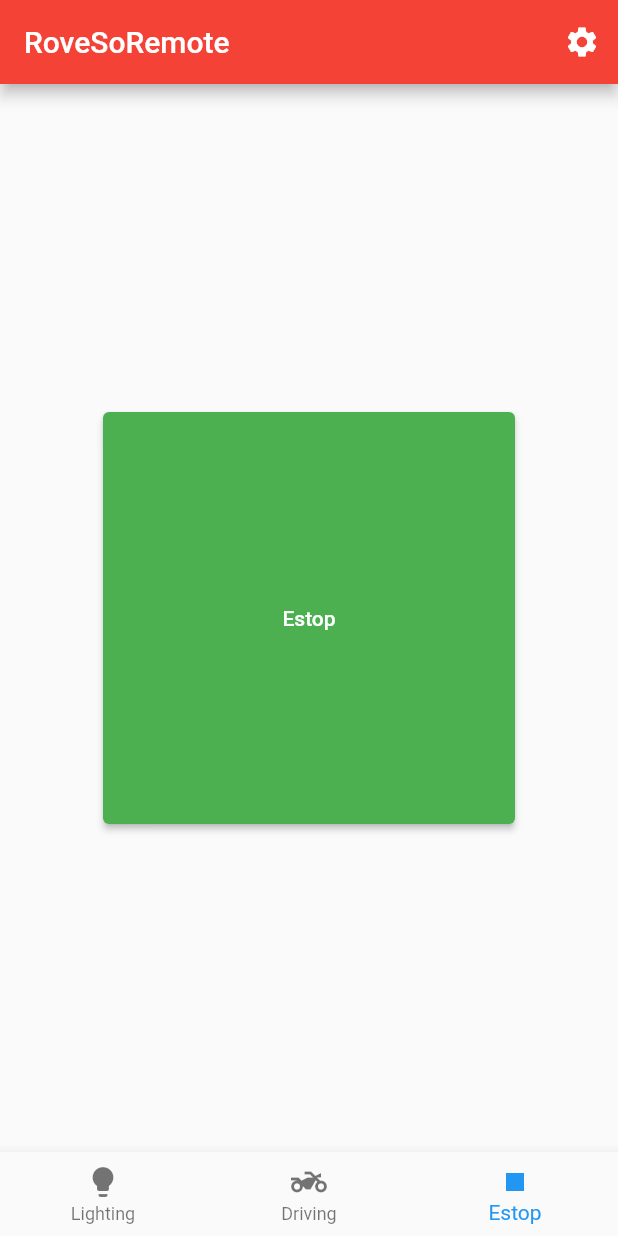
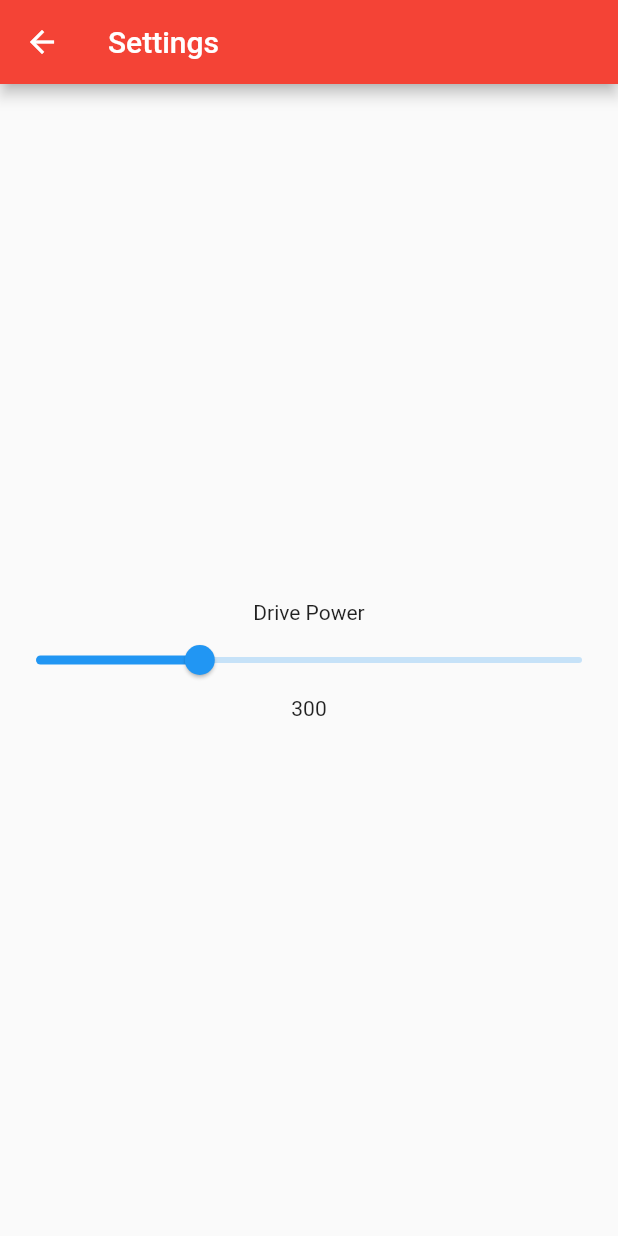
Before and after one commit to MissouriMRDT/RoveSoRemote, a Flutter app: the screen it shows after launch, item 3 of the bottom bar chosen, after a tap on the "settings" icon, on a phone screen of 412 x 824 dp. Run offline on Flutter 3.47's test engine with Material 2 defaults, Android fonts, the light colour scheme and no system bars; our stand-ins replace flutter_colorpicker; missing offline and left inert: control_pad.

Commit message:
Drive speed settings are now configurable

```diff
--- a/rove_so_remote/lib/components/Drive.dart
+++ b/rove_so_remote/lib/components/Drive.dart
@@ -2,9 +2,11 @@ import 'dart:async';
 
 import 'package:flutter/material.dart';
 import 'package:flutter/services.dart';
+import 'package:rove_so_remote/main.dart';
 import '../RoveComm.dart';
 import 'dart:developer' as developer;
 import 'package:control_pad/control_pad.dart';
+import 'Settings.dart';
 
 int map_range(double x, int inMin, int inMax, int outMin, int outMax) {
   return ((x - inMin) * (outMax - outMin) / (inMax - inMin) + outMin).round();
@@ -22,10 +24,11 @@ class _DriveViewState extends State<DriveView> {
   bool fullscreen = false;
 
   int setSpeed(double direction, double magnitude) {
+    print(getDrivePower());
     if (direction > 150 && direction < 210) {
-      return -map_range(magnitude, 0, 1, 0, 300);
+      return -map_range(magnitude, 0, 1, 0, getDrivePower().toInt());
     } else if (direction > 330 || direction < 30) {
-      return map_range(magnitude, 0, 1, 0, 300);
+      return map_range(magnitude, 0, 1, 0, getDrivePower().toInt());
     } else {
       return 0;
     }
@@ -34,7 +37,7 @@ class _DriveViewState extends State<DriveView> {
   void sendDriveCommand() {
     print("Sending");
     RC_Node.sendCommand("1000", DataTypes.INT16_T, [leftSpeed, rightSpeed],
-        "192.168.1.133", false);
+        "192.168.1.134", false);
   }
 
   @override
--- /dev/null
+++ b/rove_so_remote/lib/components/Settings.dart
@@ -0,0 +1,50 @@
+import 'package:flutter/material.dart';
+
+double drivePower = 300;
+
+void setDrivePower(double val) {
+  drivePower = val;
+}
+
+double getDrivePower() {
+  return drivePower;
+}
+
+class SettingsView extends StatefulWidget {
+  @override
+  _SettingsViewState createState() => _SettingsViewState();
+}
+
+class _SettingsViewState extends State<SettingsView> {
+  double _currentSliderValue = 20;
+
+  @override
+  Widget build(BuildContext context) {
+    return Scaffold(
+        appBar: AppBar(
+          title: Text("Settings"),
+        ),
+        body: Center(
+          child: Column(
+            mainAxisAlignment: MainAxisAlignment.center,
+            children: [
+              Text("Drive Power"),
+              Slider(
+                value: drivePower,
+                min: 0,
+                max: 1000,
+                label: drivePower.round().toString(),
+                onChanged: (double value) {
+                  setState(() {
+                    setDrivePower(value);
+                  });
+                },
+              ),
+              Text(
+                "${drivePower.round()}",
+              ),
+            ],
+          ),
+        ));
+  }
+}
--- a/rove_so_remote/lib/main.dart
+++ b/rove_so_remote/lib/main.dart
@@ -9,6 +9,8 @@ import 'package:rove_so_remote/components/Lighting.dart';
 import 'RoveComm.dart';
 import 'dart:developer' as developer;
 import 'package:control_pad/control_pad.dart';
+
+import 'components/Settings.dart';
 
 void main() => runApp(RoveSoRemoteApp());
 
@@ -53,8 +55,12 @@ class _HomePageState extends State<HomePage> {
       appBar: AppBar(
         title: Text("RoveSoRemote"),
         actions: [
-          IconButton(icon: Icon(Icons.settings), onPressed: () => null),
+          IconButton(
+              icon: Icon(Icons.settings),
+              onPressed: () => Navigator.push(context,
+                  MaterialPageRoute(builder: (context) => SettingsView()))),
         ],
+        toolbarHeight: 50,
       ),
       body: Center(
         child: Column(
```
